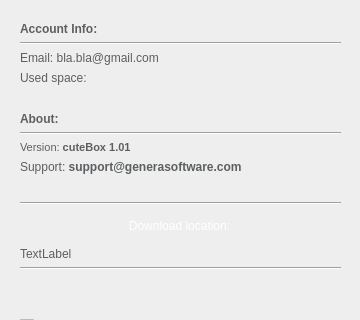
Above: ui/gensettingsview.ui from heretique/cuteboxLegacy before the change; both pictures show x 0 to 360 and y 0 to 320 of the 360 by 490 pixel window. Below: the same form after it.
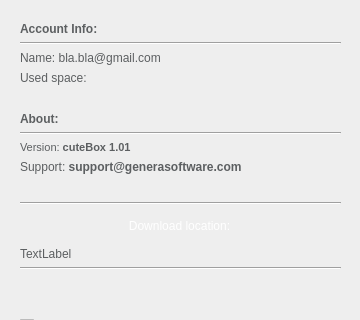
That is the form after the change. Icons and pictures are not drawn. Custom widgets are drawn as their Qt base class.

```diff
--- a/ui/gensettingsview.ui
+++ b/ui/gensettingsview.ui
@@ -73,7 +73,7 @@
     <item>
      <widget class="QLabel" name="email">
       <property name="text">
-       <string>Email: bla.bla@gmail.com</string>
+       <string>Name: bla.bla@gmail.com</string>
       </property>
       <property name="wordWrap">
        <bool>true</bool>
```
Left out of the diff: 2 changed lines with no effect on the pictures.
